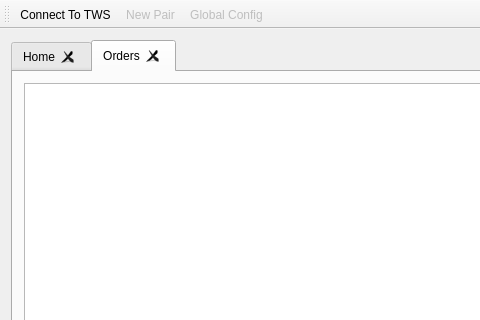
The window that mainwindow.ui (ProDataLab/nkny) describes before a commit, drawn with Qt 5; both pictures show x 0 to 480 and y 0 to 320 of the 700 by 500 pixel window.
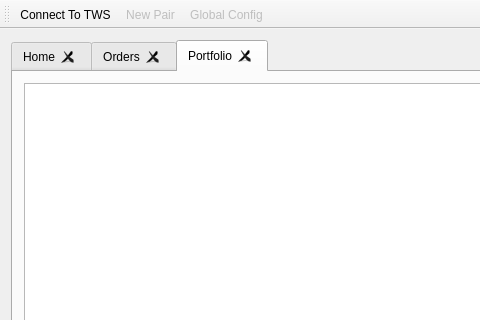
The same window after the commit. Custom widgets are drawn as their Qt base class.

The edit to the form file:
```diff
--- a/mainwindow.ui
+++ b/mainwindow.ui
@@ -21,13 +21,13 @@
        <enum>QTabWidget::North</enum>
       </property>
       <property name="currentIndex">
-       <number>1</number>
+       <number>2</number>
       </property>
       <property name="tabsClosable">
        <bool>true</bool>
       </property>
       <property name="movable">
-       <bool>true</bool>
+       <bool>false</bool>
       </property>
       <property name="tabBarAutoHide">
        <bool>false</bool>
@@ -56,6 +56,16 @@
         </item>
        </layout>
       </widget>
+      <widget class="QWidget" name="portfolioTab">
+       <attribute name="title">
+        <string>Portfolio</string>
+       </attribute>
+       <layout class="QVBoxLayout" name="verticalLayout_3">
+        <item>
+         <widget class="PortfolioTableWidget" name="portfolioTableWidget"/>
+        </item>
+       </layout>
+      </widget>
      </widget>
     </item>
    </layout>
@@ -117,6 +127,11 @@
    <extends>QTableWidget</extends>
    <header>orderstablewidget.h</header>
   </customwidget>
+  <customwidget>
+   <class>PortfolioTableWidget</class>
+   <extends>QTableWidget</extends>
+   <header>portfoliotablewidget.h</header>
+  </customwidget>
  </customwidgets>
  <resources/>
  <connections/>
```
